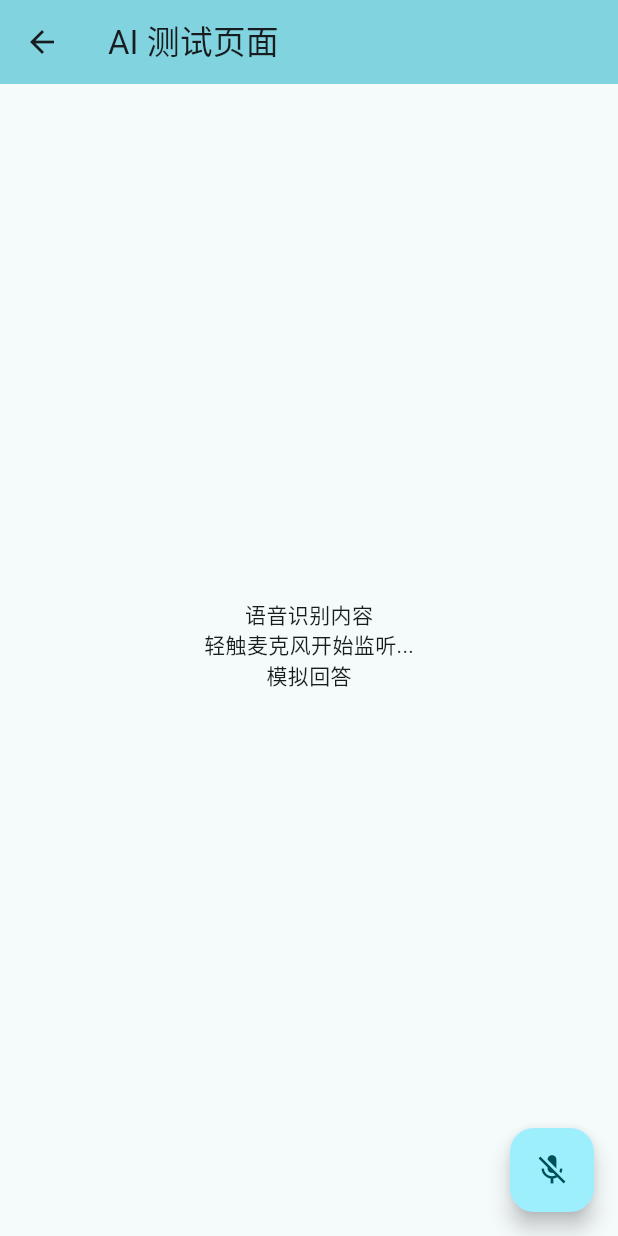
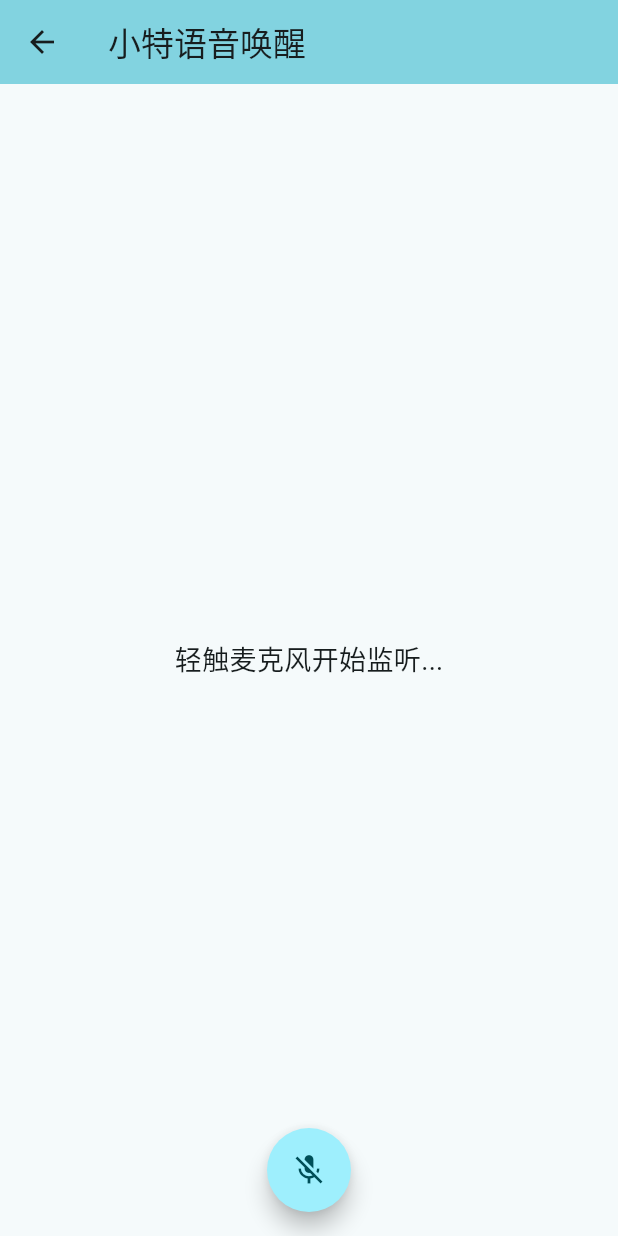
Before and after one commit to dyb881/flutter_app, a Flutter app: the screen it shows after launch, on a phone screen of 412 x 824 dp. Run offline on Flutter 3.47's test engine with Material 3 defaults, Android fonts, the phone set to English and light mode, and no system bars; our stand-ins replace get, speech_to_text.

Commit message:
调整布局

```diff
--- a/lib/pages/ai/ai_page.dart
+++ b/lib/pages/ai/ai_page.dart
@@ -13,7 +13,8 @@ class _AiPageState extends State<AiPage> {
   final SpeechToText _speechToText = SpeechToText();
   bool _speechEnabled = false;
   String _lastWords = '';
-  String _lastAnswer = '';
+  int _lastWordsIndex = 0;
+  String _showWords = '请说“小特小特”，唤醒语音助手';
 
   @override
   void initState() {
@@ -48,9 +49,16 @@ class _AiPageState extends State<AiPage> {
   /// This is the callback that the SpeechToText plugin calls when
   /// the platform returns recognized words.
   void _onSpeechResult(SpeechRecognitionResult result) {
+    print(result.recognizedWords);
     setState(() {
-      _lastWords = result.recognizedWords;
-      _lastAnswer = '请问有什么可以帮助你';
+      String lastWords = result.recognizedWords.substring(_lastWordsIndex);
+
+      // 读取文本
+      int index = lastWords.indexOf('小特小特');
+      if (index > -1) {
+        _lastWordsIndex += index + 4; // 下标后移
+        _showWords = '请问有什么可以帮助你';
+      }
     });
   }
 
@@ -59,38 +67,32 @@ class _AiPageState extends State<AiPage> {
     return Scaffold(
         appBar: AppBar(
           backgroundColor: Theme.of(context).colorScheme.inversePrimary,
-        title: Text('AI 测试页面'),
+          title: Text('小特语音唤醒'),
         ),
         body: Center(
           child: Column(
             mainAxisAlignment: MainAxisAlignment.center,
             children: <Widget>[
-            Text(
-              '语音识别内容',
-            ),
-            Text(
               _speechToText.isListening
-                  ? _lastWords
-                  : _speechEnabled
-                      ? '轻触麦克风开始监听...'
-                      : '语音不可用',
-            ),
-            Text(
-              '模拟回答',
-            ),
-            Text(
-              _lastAnswer,
+                  ? Text(
+                      _showWords,
+                      style: TextStyle(fontSize: 18),
+                    )
+                  : Text(
+                      _speechEnabled ? '轻触麦克风开始监听...' : '语音不可用',
+                      style: TextStyle(fontSize: 18),
                     ),
             ],
           ),
         ),
         floatingActionButton: FloatingActionButton(
           onPressed:
-            // If not yet listening for speech start, otherwise stop
               _speechToText.isNotListening ? _startListening : _stopListening,
           tooltip: 'Listen',
+          shape: CircleBorder(),
           child: Icon(_speechToText.isNotListening ? Icons.mic_off : Icons.mic),
+          // mini: true
         ),
-    );
+        floatingActionButtonLocation: FloatingActionButtonLocation.centerFloat);
   }
 }
```
Lines whose indentation alone changed are shown as unchanged.
